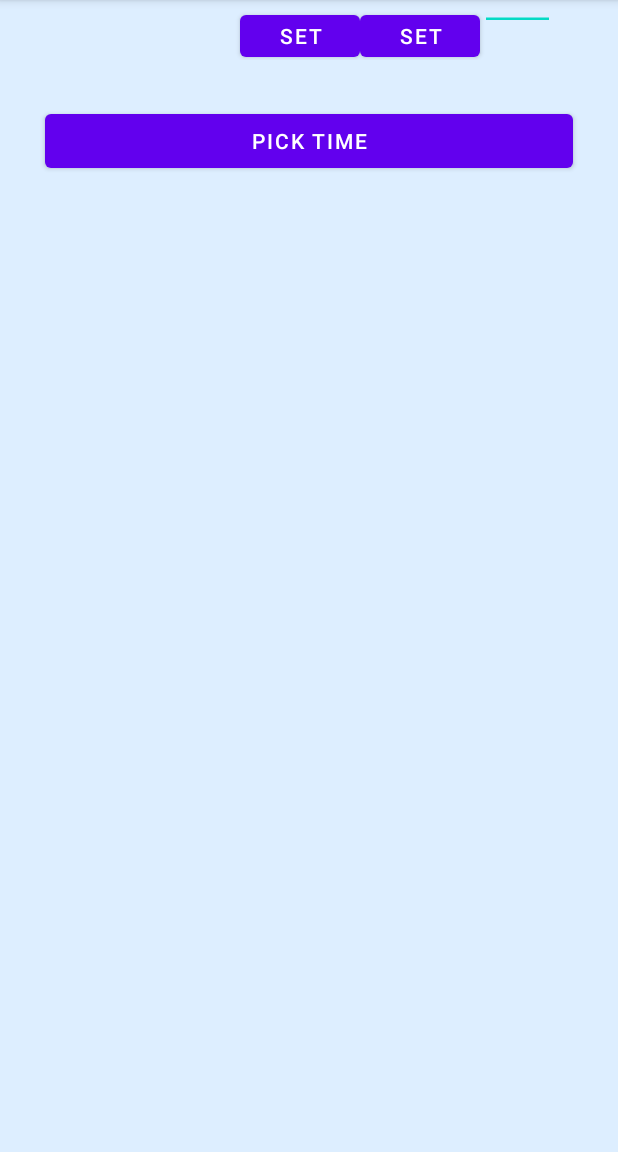
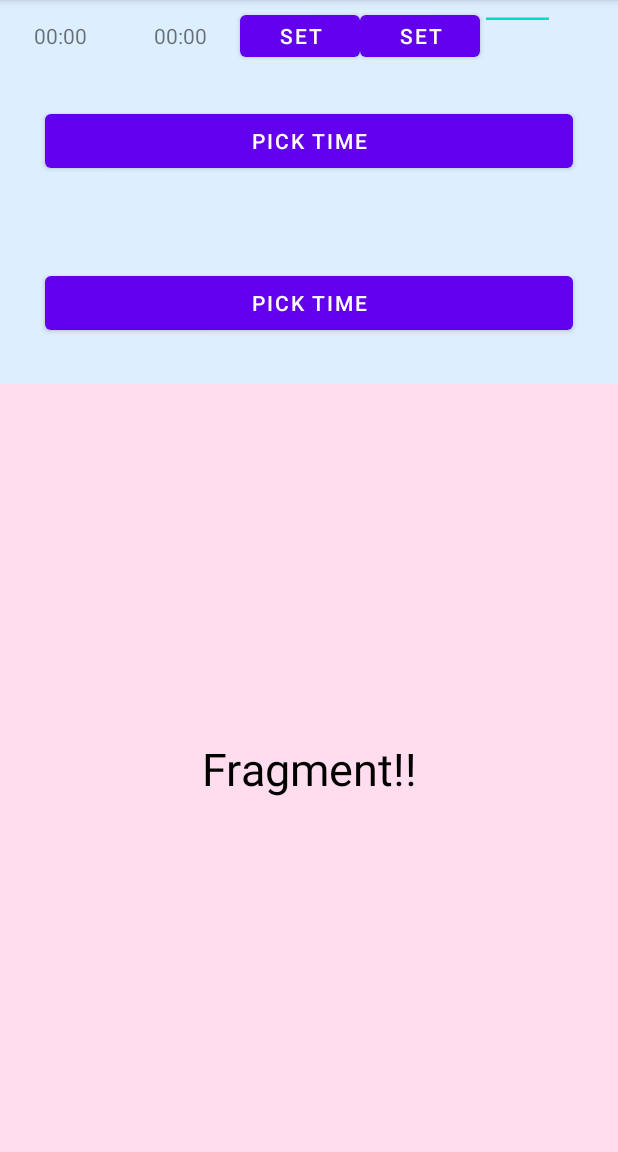
Before and after one commit to makian-github/StintCalcApp, an Android app: the InputForm screen opened directly, with no data from a screen before it, after a tap on "SET", on a phone screen of 412 x 824 dp, the part 84-1236 px from its top. Run offline under Robolectric (Android 15) with nearby library versions, the phone set to English and light mode, and no system bars; 1 statement that could not run was skipped.

Commit message:
Start/EndTimeを設定・表示するまで実装

```diff
--- a/app/src/main/java/com/example/stintcalcapp/InputForm.java
+++ b/app/src/main/java/com/example/stintcalcapp/InputForm.java
@@ -19,11 +19,11 @@ import java.util.Locale;
 
 public class InputForm extends AppCompatActivity implements TimePickerDialog.OnTimeSetListener{
 
-    private EditText editDriverName;
     private StintData stintData;
     private TextView startTimeText;
     private TextView endTimeText;
     private int stintNum;
+    private int Button;
 
     @Override
     protected void onCreate(@Nullable Bundle savedInstanceState) {
@@ -36,18 +36,11 @@ public class InputForm extends AppCompatActivity implements TimePickerDialog.OnT
         stintData = (StintData) this.getApplication();
         Button setButton = findViewById(R.id.setButton);
         Button timeSetButton = findViewById(R.id.setButton1);
-        editDriverName = findViewById(R.id.edit_driverName);
         startTimeText = findViewById(R.id.startTimeText);
         endTimeText = findViewById(R.id.endTimeText);
 
-
-        setButton.setOnClickListener(new View.OnClickListener() {
-            @Override
-            public void onClick(View v) {
-                String driverName = editDriverName.getText().toString();
-                stintData.setDriverName(driverName);
-            }
-        });
+        startTimeText.setText(stintData.getRaceData()[stintNum][1]);
+        endTimeText.setText(stintData.getRaceData()[stintNum][2]);
 
         timeSetButton.setOnClickListener(new View.OnClickListener() {
             @Override
@@ -60,7 +53,7 @@ public class InputForm extends AppCompatActivity implements TimePickerDialog.OnT
 
                     // パラメータを設定
                     fragmentTransaction.replace(R.id.container,
-                            SampleFragment.newInstance("Fragment"));
+                            SampleFragment.newInstance("Fragment!!"));
                     fragmentTransaction.commit();
             }
         });
@@ -69,16 +62,28 @@ public class InputForm extends AppCompatActivity implements TimePickerDialog.OnT
     @Override
     public void onTimeSet(TimePicker view, int hourOfDay, int minute) {
         String str = String.format(Locale.US, "%d:%d", hourOfDay, minute);
-        startTimeText.setText( str );
-//        EditDriverName.setText(str);
-//        stintData.setDriverName(str);
-        stintData.setStartTime(stintNum,str);
+        if (Button == 0){
+            startTimeText.setText( str );
+            stintData.setStartTime(stintNum,str);
+        }else{
+            endTimeText.setText( str );
+            stintData.setEndTime(stintNum,str);
+        }
+
     }
 
     public void showTimePickerDialog(View v) {
+
         DialogFragment newFragment = new TimePick();
         newFragment.show(getSupportFragmentManager(), "timePicker");
+        Button = 0;
 
     }
 
+    public void showTimePickerDialog1(View v) {
+        DialogFragment newFragment1 = new TimePick();
+        newFragment1.show(getSupportFragmentManager(), "timePicker1");
+        Button = 1;
+    }
+
 }
--- a/app/src/main/java/com/example/stintcalcapp/MainActivity.java
+++ b/app/src/main/java/com/example/stintcalcapp/MainActivity.java
@@ -46,5 +46,6 @@ public class MainActivity extends AppCompatActivity {
     protected void onResume() {
         super.onResume();
         startTime0.setText(stintData.getRaceData()[0][1]);
+        endTime0.setText(stintData.getRaceData()[0][2]);
     }
 }
--- a/app/src/main/java/com/example/stintcalcapp/SampleFragment.java
+++ b/app/src/main/java/com/example/stintcalcapp/SampleFragment.java
@@ -1,13 +1,22 @@
 package com.example.stintcalcapp;
+import androidx.fragment.app.DialogFragment;
 import androidx.fragment.app.Fragment;
 import androidx.annotation.NonNull;
+import androidx.fragment.app.FragmentManager;
+
+import android.app.TimePickerDialog;
 import android.os.Bundle;
 import android.view.LayoutInflater;
 import android.view.View;
 import android.view.ViewGroup;
 import android.widget.TextView;
+import android.widget.TimePicker;
 
-public class SampleFragment extends Fragment {
+import java.util.Locale;
+
+public class SampleFragment extends Fragment implements TimePickerDialog.OnTimeSetListener {
+
+    private StintData stintData;
 
     public static SampleFragment newInstance(String str){
         // Fragemnt01 インスタンス生成
@@ -40,5 +49,24 @@ public class SampleFragment extends Fragment {
             TextView textView = view.findViewById(R.id.text_fragment);
             textView.setText(str);
         }
+        showTimePickerDialog(view);
+    }
+
+    @Override
+    public void onTimeSet(TimePicker view, int hourOfDay, int minute) {
+        String str = String.format(Locale.US, "%d:%d", hourOfDay, minute);
+//        EditDriverName.setText(str);
+//        stintData.setDriverName(str);
+//        stintData.setStartTime(stintNum,str);
+    }
+
+    public void showTimePickerDialog(View v) {
+        DialogFragment newFragment = new TimePick();
+        newFragment.show(getSupportFragmentManager(), "timePicker");
+
+    }
+
+    private FragmentManager getSupportFragmentManager() {
+        return null;
     }
 }
--- a/app/src/main/java/com/example/stintcalcapp/StintData.java
+++ b/app/src/main/java/com/example/stintcalcapp/StintData.java
@@ -24,7 +24,7 @@ public class StintData extends Application {
         for (int i = 0; i < raceData.length; i++) {
             raceData[i][0] = "driver";
             for (int j = 1; j < raceData[1].length; j++) {
-                raceData[i][j]= "0";
+                raceData[i][j]= "00:00";
             }
         }
 
--- a/app/src/main/res/layout/input_form_activity.xml
+++ b/app/src/main/res/layout/input_form_activity.xml
@@ -52,6 +52,13 @@
         android:layout_margin="30dp"
         android:text="@string/pick_time" />
 
+    <Button
+        android:layout_width="match_parent"
+        android:layout_height="wrap_content"
+        android:onClick="showTimePickerDialog1"
+        android:layout_margin="30dp"
+        android:text="@string/pick_time" />
+
     <FrameLayout
         android:id="@+id/container"
         android:layout_width="match_parent"
```
